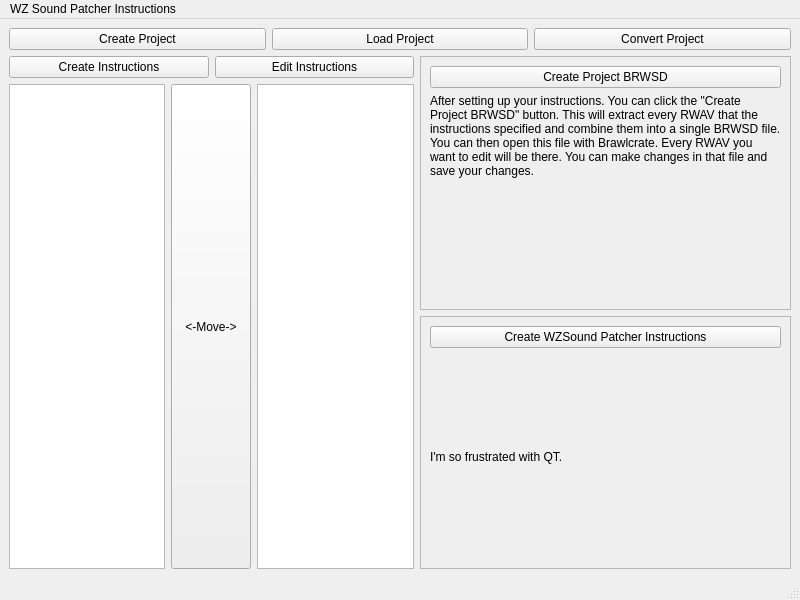
Before: the Qt Designer form GUI/form.ui in RayStormThunder/wzsound_patcher_instructions, drawn with Qt 5.
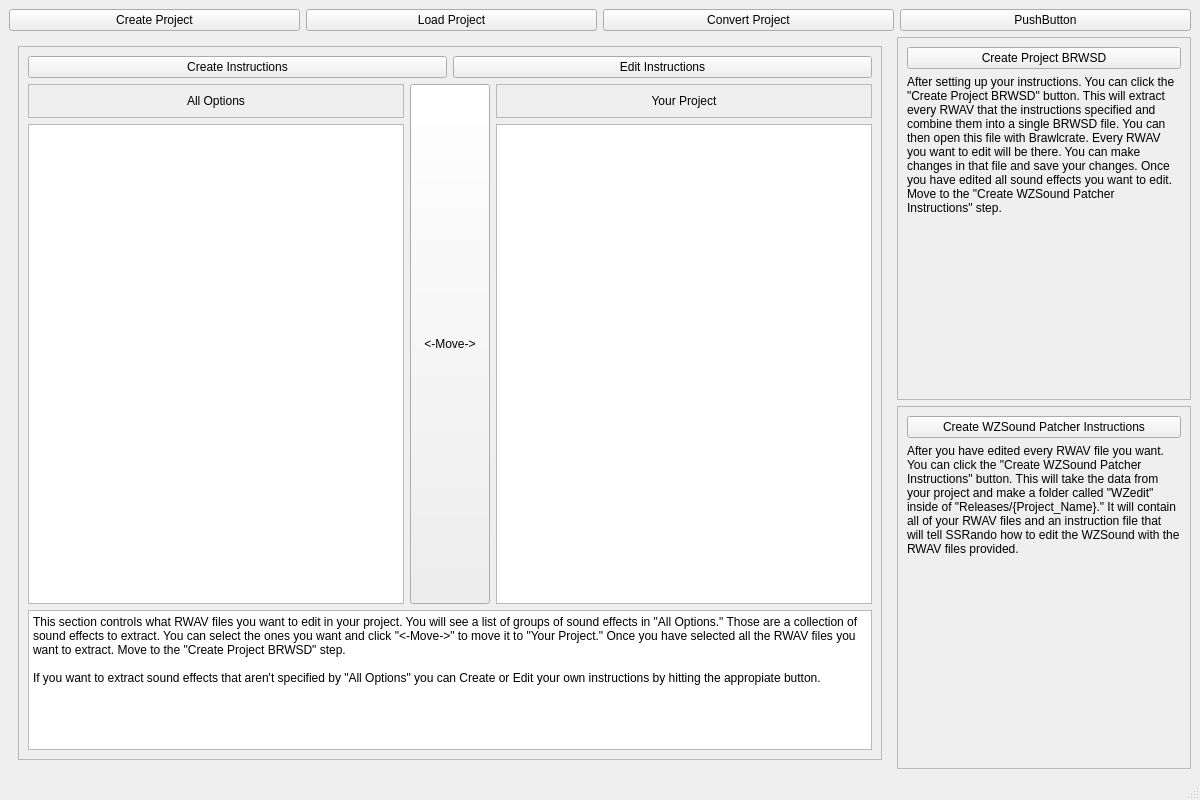
After: the same form once the commit is applied.

Commit message: Implemented most UI and functions. Checking how to implement Brawlcrate (#6)

```diff
--- a/GUI/form.ui
+++ b/GUI/form.ui
@@ -6,8 +6,8 @@
    <rect>
     <x>0</x>
     <y>0</y>
-    <width>800</width>
-    <height>600</height>
+    <width>1200</width>
+    <height>800</height>
    </rect>
   </property>
   <property name="windowTitle">
@@ -20,55 +20,302 @@
       <item>
        <layout class="QHBoxLayout" name="horizontalLayout_7">
         <item>
-         <layout class="QVBoxLayout" name="verticalLayout_4">
-          <item>
-           <layout class="QHBoxLayout" name="horizontalLayout_6"/>
-          </item>
-          <item>
-           <layout class="QHBoxLayout" name="horizontalLayout_5">
+         <widget class="QPushButton" name="button_create_project">
+          <property name="text">
+           <string>Create Project</string>
+          </property>
+         </widget>
+        </item>
+        <item>
+         <widget class="QPushButton" name="button_load_project">
+          <property name="text">
+           <string>Load Project</string>
+          </property>
+         </widget>
+        </item>
+        <item>
+         <widget class="QPushButton" name="button_convert_project">
+          <property name="text">
+           <string>Convert Project</string>
+          </property>
+         </widget>
+        </item>
+        <item>
+         <widget class="QPushButton" name="pushButton">
+          <property name="text">
+           <string>PushButton</string>
+          </property>
+         </widget>
+        </item>
+       </layout>
+      </item>
+      <item>
+       <layout class="QHBoxLayout" name="horizontal_2_main_content" stretch="3,1">
+        <item>
+         <widget class="QStackedWidget" name="stacked_pages">
+          <property name="currentIndex">
+           <number>0</number>
+          </property>
+          <widget class="QWidget" name="page_1_pick_instructions">
+           <layout class="QHBoxLayout" name="horizontalLayout_6">
             <item>
-             <widget class="QPushButton" name="pushButton_9">
-              <property name="text">
-               <string>Create Instructions</string>
-              </property>
-             </widget>
+             <layout class="QVBoxLayout" name="vertical_pick">
+              <item>
+               <widget class="QFrame" name="frame_pick">
+                <property name="sizePolicy">
+                 <sizepolicy hsizetype="Minimum" vsizetype="Minimum">
+                  <horstretch>0</horstretch>
+                  <verstretch>0</verstretch>
+                 </sizepolicy>
+                </property>
+                <property name="frameShape">
+                 <enum>QFrame::Shape::StyledPanel</enum>
+                </property>
+                <property name="frameShadow">
+                 <enum>QFrame::Shadow::Raised</enum>
+                </property>
+                <layout class="QVBoxLayout" name="verticalLayout_6" stretch="0,0,0">
+                 <item>
+                  <layout class="QHBoxLayout" name="horizontal_instructions_buttons">
+                   <item>
+                    <widget class="QPushButton" name="button_create_instructions">
+                     <property name="text">
+                      <string>Create Instructions</string>
+                     </property>
+                    </widget>
+                   </item>
+                   <item>
+                    <widget class="QPushButton" name="button_edit_instructions">
+                     <property name="text">
+                      <string>Edit Instructions</string>
+                     </property>
+                    </widget>
+                   </item>
+                  </layout>
+                 </item>
+                 <item>
+                  <layout class="QHBoxLayout" name="horizontal_selector">
+                   <item>
+                    <layout class="QVBoxLayout" name="vertical_1_options_list">
+                     <item>
+                      <widget class="QFrame" name="frame_options">
+                       <property name="frameShape">
+                        <enum>QFrame::Shape::StyledPanel</enum>
+                       </property>
+                       <property name="frameShadow">
+                        <enum>QFrame::Shadow::Raised</enum>
+                       </property>
+                       <layout class="QHBoxLayout" name="horizontalLayout_4">
+                        <item>
+                         <widget class="QLabel" name="label_options">
+                          <property name="text">
+                           <string>All Options</string>
+                          </property>
+                          <property name="alignment">
+                           <set>Qt::AlignmentFlag::AlignCenter</set>
+                          </property>
+                         </widget>
+                        </item>
+                       </layout>
+                      </widget>
+                     </item>
+                     <item>
+                      <widget class="QListWidget" name="list_options">
+                       <property name="dragEnabled">
+                        <bool>false</bool>
+                       </property>
+                       <property name="alternatingRowColors">
+                        <bool>true</bool>
+                       </property>
+                       <property name="selectionMode">
+                        <enum>QAbstractItemView::SelectionMode::MultiSelection</enum>
+                       </property>
+                      </widget>
+                     </item>
+                    </layout>
+                   </item>
+                   <item>
+                    <layout class="QVBoxLayout" name="vertical_2_move">
+                     <item>
+                      <widget class="QPushButton" name="button_move">
+                       <property name="sizePolicy">
+                        <sizepolicy hsizetype="Minimum" vsizetype="Preferred">
+                         <horstretch>0</horstretch>
+                         <verstretch>0</verstretch>
+                        </sizepolicy>
+                       </property>
+                       <property name="text">
+                        <string>&lt;-Move-&gt;</string>
+                       </property>
+                      </widget>
+                     </item>
+                    </layout>
+                   </item>
+                   <item>
+                    <layout class="QVBoxLayout" name="vertical_3_project_list">
+                     <item>
+                      <widget class="QFrame" name="frame_project">
+                       <property name="frameShape">
+                        <enum>QFrame::Shape::StyledPanel</enum>
+                       </property>
+                       <property name="frameShadow">
+                        <enum>QFrame::Shadow::Raised</enum>
+                       </property>
+                       <layout class="QHBoxLayout" name="horizontalLayout_2">
+                        <item>
+                         <widget class="QLabel" name="label_project">
+                          <property name="text">
+                           <string>Your Project</string>
+                          </property>
+                          <property name="alignment">
+                           <set>Qt::AlignmentFlag::AlignCenter</set>
+                          </property>
+                         </widget>
+                        </item>
+                       </layout>
+                      </widget>
+                     </item>
+                     <item>
+                      <widget class="QListWidget" name="list_project">
+                       <property name="alternatingRowColors">
+                        <bool>true</bool>
+                       </property>
+                       <property name="selectionMode">
+                        <enum>QAbstractItemView::SelectionMode::MultiSelection</enum>
+                       </property>
+                      </widget>
+                     </item>
+                    </layout>
+                   </item>
+                  </layout>
+                 </item>
+                 <item>
+                  <layout class="QVBoxLayout" name="vertical_description">
+                   <item>
+                    <widget class="QTextEdit" name="text_description_pick">
+                     <property name="sizePolicy">
+                      <sizepolicy hsizetype="Expanding" vsizetype="Preferred">
+                       <horstretch>0</horstretch>
+                       <verstretch>0</verstretch>
+                      </sizepolicy>
+                     </property>
+                     <property name="minimumSize">
+                      <size>
+                       <width>0</width>
+                       <height>100</height>
+                      </size>
+                     </property>
+                     <property name="maximumSize">
+                      <size>
+                       <width>16777215</width>
+                       <height>140</height>
+                      </size>
+                     </property>
+                     <property name="readOnly">
+                      <bool>true</bool>
+                     </property>
+                     <property name="html">
+                      <string>&lt;!DOCTYPE HTML PUBLIC &quot;-//W3C//DTD HTML 4.0//EN&quot; &quot;http://www.w3.org/TR/REC-html40/strict.dtd&quot;&gt;
+&lt;html&gt;&lt;head&gt;&lt;meta name=&quot;qrichtext&quot; content=&quot;1&quot; /&gt;&lt;meta charset=&quot;utf-8&quot; /&gt;&lt;style type=&quot;text/css&quot;&gt;
+p, li { white-space: pre-wrap; }
+hr { height: 1px; border-width: 0; }
+li.unchecked::marker { content: &quot;\2610&quot;; }
+li.checked::marker { content: &quot;\2612&quot;; }
+&lt;/style&gt;&lt;/head&gt;&lt;body style=&quot; font-family:'Segoe UI'; font-size:9pt; font-weight:400; font-style:normal;&quot;&gt;
+&lt;p style=&quot; margin-top:0px; margin-bottom:0px; margin-left:0px; margin-right:0px; -qt-block-indent:0; text-indent:0px;&quot;&gt;This section controls what RWAV files you want to edit in your project. You will see a list of groups of sound effects in &amp;quot;All Options.&amp;quot; Those are a collection of sound effects to extract. You can select the ones you want and click &amp;quot;&amp;lt;-Move-&amp;gt;&amp;quot; to move it to &amp;quot;Your Project.&amp;quot; Once you have selected all the RWAV files you want to extract. Move to the &amp;quot;Create Project BRWSD&amp;quot; step.&lt;br /&gt;&lt;br /&gt;If you want to extract sound effects that aren't specified by &amp;quot;All Options&amp;quot; you can Create or Edit your own instructions by hitting the appropiate button.&lt;/p&gt;&lt;/body&gt;&lt;/html&gt;</string>
+                     </property>
+                    </widget>
+                   </item>
+                  </layout>
+                 </item>
+                </layout>
+               </widget>
+              </item>
+             </layout>
             </item>
-            <item>
-             <widget class="QPushButton" name="pushButton_7">
-              <property name="text">
-               <string>Edit Instructions</string>
-              </property>
-             </widget>
-            </item>
            </layout>
-          </item>
-          <item>
-           <layout class="QHBoxLayout" name="horizontalLayout">
+          </widget>
+          <widget class="QWidget" name="page_2_edit_instructions">
+           <layout class="QHBoxLayout" name="horizontalLayout_9">
             <item>
-             <widget class="QListWidget" name="listWidget"/>
+             <layout class="QVBoxLayout" name="vertical_edit">
+              <item>
+               <widget class="QFrame" name="frame_edit">
+                <property name="frameShape">
+                 <enum>QFrame::Shape::StyledPanel</enum>
+                </property>
+                <property name="frameShadow">
+                 <enum>QFrame::Shadow::Raised</enum>
+                </property>
+                <layout class="QVBoxLayout" name="verticalLayout_12">
+                 <item>
+                  <layout class="QHBoxLayout" name="horizontal_changes_buttons">
+                   <item>
+                    <widget class="QPushButton" name="button_save_changes">
+                     <property name="text">
+                      <string>Save Changes</string>
+                     </property>
+                    </widget>
+                   </item>
+                   <item>
+                    <widget class="QPushButton" name="button_cancel_changes">
+                     <property name="text">
+                      <string>Cancel Changes</string>
+                     </property>
+                    </widget>
+                   </item>
+                  </layout>
+                 </item>
+                 <item>
+                  <widget class="QTextEdit" name="text_yaml_edit">
+                   <property name="tabStopDistance">
+                    <double>10.000000000000000</double>
+                   </property>
+                  </widget>
+                 </item>
+                 <item>
+                  <widget class="QTextEdit" name="text_description_edit">
+                   <property name="minimumSize">
+                    <size>
+                     <width>0</width>
+                     <height>100</height>
+                    </size>
+                   </property>
+                   <property name="maximumSize">
+                    <size>
+                     <width>16777215</width>
+                     <height>140</height>
+                    </size>
+                   </property>
+                   <property name="readOnly">
+                    <bool>true</bool>
+                   </property>
+                   <property name="html">
+                    <string>&lt;!DOCTYPE HTML PUBLIC &quot;-//W3C//DTD HTML 4.0//EN&quot; &quot;http://www.w3.org/TR/REC-html40/strict.dtd&quot;&gt;
+&lt;html&gt;&lt;head&gt;&lt;meta name=&quot;qrichtext&quot; content=&quot;1&quot; /&gt;&lt;meta charset=&quot;utf-8&quot; /&gt;&lt;style type=&quot;text/css&quot;&gt;
+p, li { white-space: pre-wrap; }
+hr { height: 1px; border-width: 0; }
+li.unchecked::marker { content: &quot;\2610&quot;; }
+li.checked::marker { content: &quot;\2612&quot;; }
+&lt;/style&gt;&lt;/head&gt;&lt;body style=&quot; font-family:'Segoe UI'; font-size:9pt; font-weight:400; font-style:normal;&quot;&gt;
+&lt;p style=&quot; margin-top:0px; margin-bottom:0px; margin-left:0px; margin-right:0px; -qt-block-indent:0; text-indent:0px;&quot;&gt;Above is a YAML file. You can define what RWAV files you want to extract when this YAML is selected. If you go into the &amp;quot;Indexes&amp;quot; folder. You will see a bunch of BRWSD files. These are a collection of RWAV files. You extract a specific RWAV by stating the BRWSD you want to pull from and the Audio number.&lt;/p&gt;
+&lt;p style=&quot;-qt-paragraph-type:empty; margin-top:0px; margin-bottom:0px; margin-left:0px; margin-right:0px; -qt-block-indent:0; text-indent:0px;&quot;&gt;&lt;br /&gt;&lt;/p&gt;
+&lt;p style=&quot; margin-top:0px; margin-bottom:0px; margin-left:0px; margin-right:0px; -qt-block-indent:0; text-indent:0px;&quot;&gt;Go to the 2nd tab of the following spreadsheet for documentation of indexes:&lt;/p&gt;
+&lt;p style=&quot; margin-top:0px; margin-bottom:0px; margin-left:0px; margin-right:0px; -qt-block-indent:0; text-indent:0px;&quot;&gt;https://docs.google.com/spreadsheets/d/1DCLMLXRMok6Iyk0BDTjtdBkzT1k1zQvzSfZXEwR0kiE/edit?gid=1359457321#gid=1359457321&lt;/p&gt;&lt;/body&gt;&lt;/html&gt;</string>
+                   </property>
+                  </widget>
+                 </item>
+                </layout>
+               </widget>
+              </item>
+             </layout>
             </item>
-            <item>
-             <widget class="QPushButton" name="pushButton_8">
-              <property name="sizePolicy">
-               <sizepolicy hsizetype="Minimum" vsizetype="Preferred">
-                <horstretch>0</horstretch>
-                <verstretch>0</verstretch>
-               </sizepolicy>
-              </property>
-              <property name="text">
-               <string>&lt;-Move-&gt;</string>
-              </property>
-             </widget>
-            </item>
-            <item>
-             <widget class="QListWidget" name="listWidget_2"/>
-            </item>
            </layout>
-          </item>
-         </layout>
+          </widget>
+         </widget>
         </item>
         <item>
-         <layout class="QVBoxLayout" name="verticalLayout">
+         <layout class="QVBoxLayout" name="vertical_create">
           <item>
            <widget class="QFrame" name="frame">
             <property name="frameShape">
@@ -91,7 +338,7 @@
                 <enum>QFrame::Shape::NoFrame</enum>
                </property>
                <property name="text">
-                <string>After setting up your instructions. You can click the &quot;Create Project BRWSD&quot; button. This will extract every RWAV that the instructions specified and combine them into a single BRWSD file. You can then open this file with Brawlcrate. Every RWAV you want to edit will be there. You can make changes in that file and save your changes.</string>
+                <string>After setting up your instructions. You can click the &quot;Create Project BRWSD&quot; button. This will extract every RWAV that the instructions specified and combine them into a single BRWSD file. You can then open this file with Brawlcrate. Every RWAV you want to edit will be there. You can make changes in that file and save your changes. Once you have edited all sound effects you want to edit. Move to the &quot;Create WZSound Patcher Instructions&quot; step.</string>
                </property>
                <property name="alignment">
                 <set>Qt::AlignmentFlag::AlignLeading|Qt::AlignmentFlag::AlignLeft|Qt::AlignmentFlag::AlignTop</set>
@@ -123,7 +370,13 @@
              <item>
               <widget class="QLabel" name="label_2">
                <property name="text">
-                <string>I'm so frustrated with QT.</string>
+                <string>After you have edited every RWAV file you want. You can click the &quot;Create WZSound Patcher Instructions&quot; button. This will take the data from your project and make a folder called &quot;WZedit&quot; inside of &quot;Releases/{Project_Name}.&quot; It will contain all of your RWAV files and an instruction file that will tell SSRando how to edit the WZSound with the RWAV files provided.</string>
+               </property>
+               <property name="alignment">
+                <set>Qt::AlignmentFlag::AlignLeading|Qt::AlignmentFlag::AlignLeft|Qt::AlignmentFlag::AlignTop</set>
+               </property>
+               <property name="wordWrap">
+                <bool>true</bool>
                </property>
               </widget>
              </item>
@@ -136,49 +389,8 @@
       </item>
      </layout>
     </item>
-    <item row="0" column="0">
-     <layout class="QHBoxLayout" name="horizontalLayout_8">
-      <item>
-       <widget class="QPushButton" name="pushButton_2">
-        <property name="text">
-         <string>Create Project</string>
-        </property>
-       </widget>
-      </item>
-      <item>
-       <widget class="QPushButton" name="pushButton">
-        <property name="text">
-         <string>Load Project</string>
-        </property>
-       </widget>
-      </item>
-      <item>
-       <widget class="QPushButton" name="pushButton_3">
-        <property name="text">
-         <string>Convert Project</string>
-        </property>
-       </widget>
-      </item>
-     </layout>
-    </item>
    </layout>
   </widget>
-  <widget class="QMenuBar" name="menubar">
-   <property name="geometry">
-    <rect>
-     <x>0</x>
-     <y>0</y>
-     <width>800</width>
-     <height>43</height>
-    </rect>
-   </property>
-   <widget class="QMenu" name="menuWZ_Sound_Patcher_Instructions">
-    <property name="title">
-     <string>WZ Sound Patcher Instructions</string>
-    </property>
-   </widget>
-   <addaction name="menuWZ_Sound_Patcher_Instructions"/>
-  </widget>
   <widget class="QStatusBar" name="statusbar"/>
  </widget>
  <resources/>
```
Left out of the diff: 16 changed lines with no effect on the pictures. The commit also changes 36 other files.
